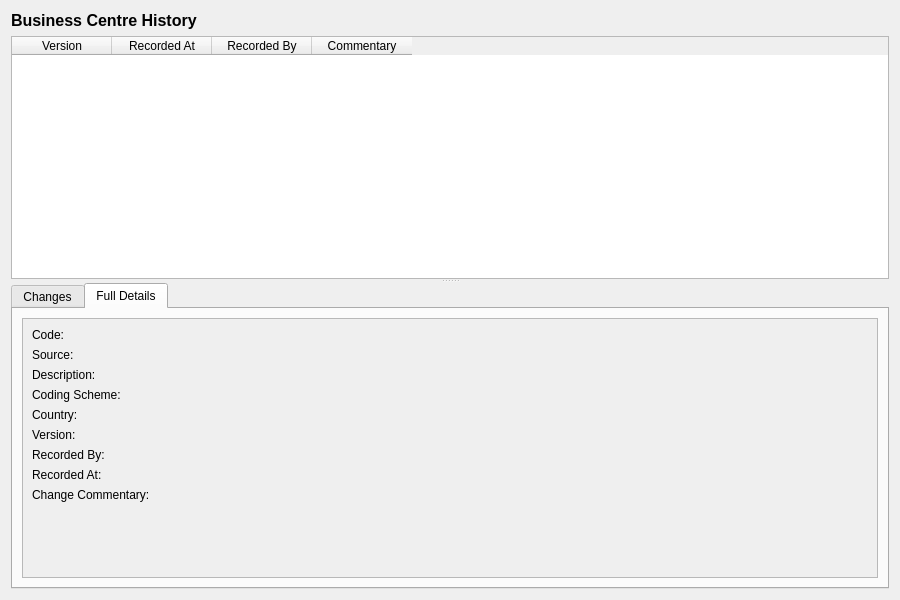
Above: projects/ores.qt/ui/BusinessCentreHistoryDialog.ui from OreStudio/OreStudio before the change. Below: the same form after it.
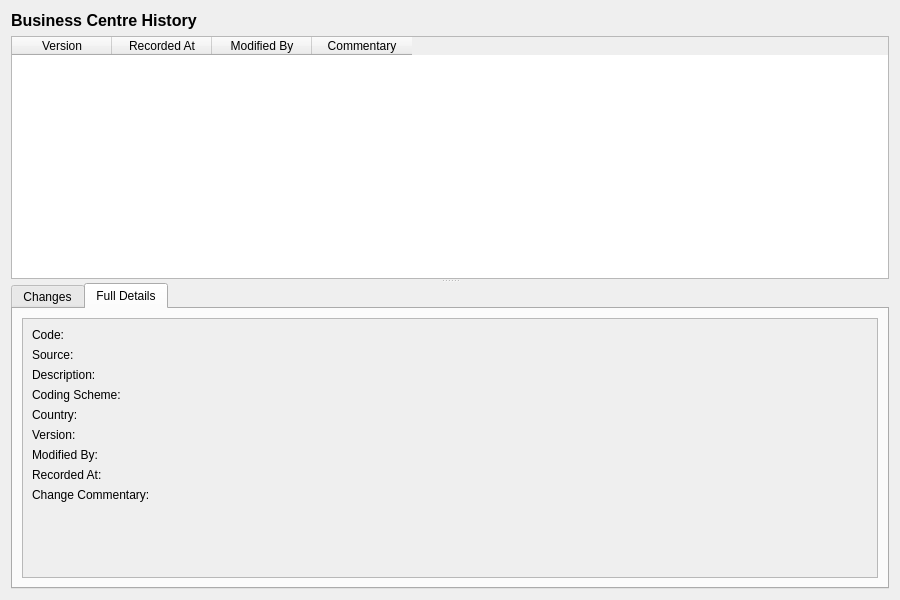
That is the form after the change. The open tabs and pages were chosen to show the change.

Commit message: [protocol] Fix audit trail metadata: rename recorded_by, remove from wire format

Diff of the .ui file:
```diff
--- a/projects/ores.qt/ui/BusinessCentreHistoryDialog.ui
+++ b/projects/ores.qt/ui/BusinessCentreHistoryDialog.ui
@@ -63,7 +63,7 @@
       </column>
       <column>
        <property name="text">
-        <string>Recorded By</string>
+        <string>Modified By</string>
        </property>
       </column>
       <column>
@@ -239,7 +239,7 @@
                <item row="6" column="0">
                 <widget class="QLabel" name="recordedByLabel">
                  <property name="text">
-                  <string>Recorded By:</string>
+                  <string>Modified By:</string>
                  </property>
                 </widget>
                </item>
```
Left out of the diff: 4 changed lines with no effect on the pictures. The commit also changes 473 other files.
